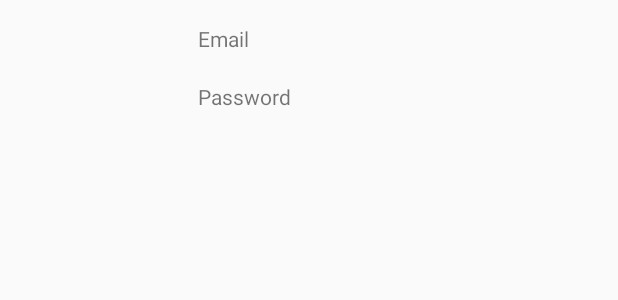
After one commit to mattgroy/android-coursera, an Android app: the layout ac_profile.xml on its own in the app's theme, with its tools: preview values and no code run, on a phone screen of 412 x 824 dp. The commit adds this screen. Shown: the top 300 px of the screen. Run offline under Robolectric (Android 15) with nearby library versions, the phone set to English and light mode, and no system bars.

Commit message:
C1-3.4 Верстка экрана профиля

```diff
--- /dev/null
+++ b/app/src/main/res/layout/ac_profile.xml
@@ -0,0 +1,41 @@
+<?xml version="1.0" encoding="utf-8"?>
+<LinearLayout xmlns:android="http://schemas.android.com/apk/res/android"
+    android:layout_width="match_parent"
+    android:layout_height="match_parent"
+    android:orientation="horizontal">
+
+    <androidx.appcompat.widget.AppCompatImageView
+        android:layout_width="100dp"
+        android:layout_height="100dp"
+        android:layout_margin="16dp" />
+
+    <LinearLayout
+        android:layout_width="match_parent"
+        android:layout_height="wrap_content"
+        android:layout_marginTop="16dp"
+        android:layout_marginEnd="16dp"
+        android:orientation="vertical">
+
+        <TextView
+            android:layout_width="match_parent"
+            android:layout_height="wrap_content"
+            android:text="@string/email" />
+
+        <TextView
+            android:id="@+id/tvEmail"
+            android:layout_width="match_parent"
+            android:layout_height="wrap_content" />
+
+        <TextView
+            android:layout_width="match_parent"
+            android:layout_height="wrap_content"
+            android:text="@string/password" />
+
+        <TextView
+            android:id="@+id/tvPassword"
+            android:layout_width="match_parent"
+            android:layout_height="wrap_content" />
+
+    </LinearLayout>
+
+</LinearLayout>
--- a/app/src/main/res/values/strings.xml
+++ b/app/src/main/res/values/strings.xml
@@ -5,4 +5,6 @@
     <string name="auth_enter">Sign in</string>
     <string name="auth_register">Sign up</string>
     <string name="auth_input_error">Wrong login or password</string>
+    <string name="email">Email</string>
+    <string name="password">Password</string>
 </resources>
```
Also changed, not shown: 2 other files.
